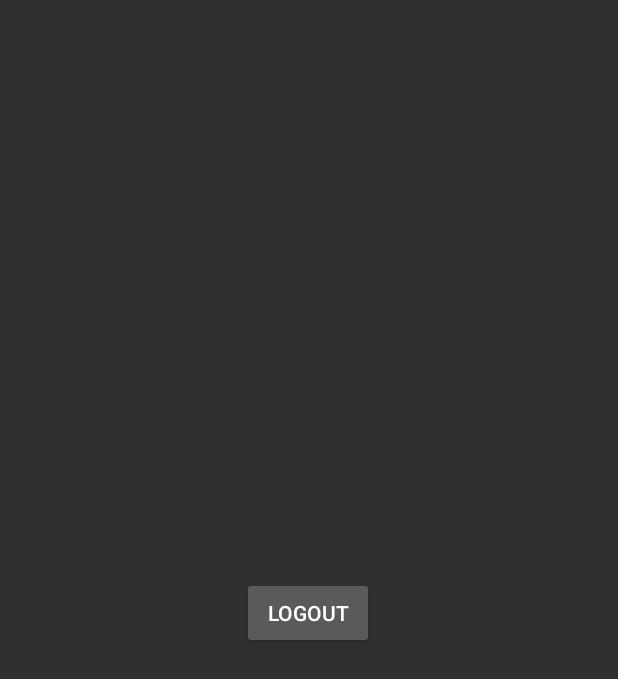
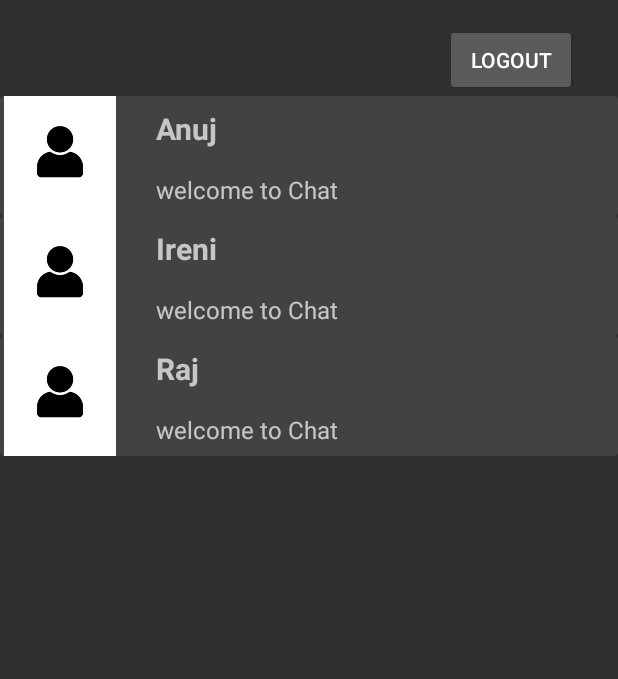
Before and after one commit to IreniR/SOFE4640Project, an Android app: the HomePage screen opened directly, with no data from a screen before it, on a phone screen of 412 x 824 dp. Shown: the top 679 px of the screen. Run offline under Robolectric (Android 15) with nearby library versions, the phone set to English and light mode, and no system bars; our stand-ins replace Firebase (no records; nobody signed in at launch, a user with empty details on screens opened directly).

```diff
--- a/app/src/main/java/com/example/sofe4640ucourseproject/HomePage.java
+++ b/app/src/main/java/com/example/sofe4640ucourseproject/HomePage.java
@@ -8,20 +8,30 @@ import android.widget.Button;
 import android.widget.TextView;
 
 import androidx.appcompat.app.AppCompatActivity;
+import androidx.recyclerview.widget.LinearLayoutManager;
+import androidx.recyclerview.widget.RecyclerView;
 
 import com.google.android.gms.auth.api.signin.GoogleSignIn;
 import com.google.android.gms.auth.api.signin.GoogleSignInAccount;
 import com.google.firebase.auth.FirebaseAuth;
 
 public class HomePage extends AppCompatActivity {
-
+    RecyclerView recyclerView;
     TextView userName;
     Button logOutUserBtn;
-
+    String recyclerName[], recyclerDescription[];
+    int images[] = {R.drawable.userimage,R.drawable.userimage,R.drawable.userimage};
     @Override
     public void onCreate( Bundle savedInstanceState) {
         super.onCreate(savedInstanceState);
         setContentView(R.layout.home_page);
+
+        recyclerView = findViewById(R.id.recyclerView_friends);
+        recyclerName = new String[] {"Anuj","Ireni","Raj"};
+        recyclerDescription = new String[] {"welcome to Chat","welcome to Chat","welcome to Chat"};
+        UserAdapter myAdapter = new UserAdapter(this, recyclerName, recyclerDescription, images);
+        recyclerView.setAdapter(myAdapter);
+        recyclerView.setLayoutManager(new LinearLayoutManager(this));
 
         logOutUserBtn = findViewById(R.id.logout_btn);
         userName = findViewById(R.id.user_name);
--- /dev/null
+++ b/app/src/main/java/com/example/sofe4640ucourseproject/UserAdapter.java
@@ -0,0 +1,73 @@
+package com.example.sofe4640ucourseproject;
+
+import android.content.Context;
+import android.content.Intent;
+import android.view.LayoutInflater;
+import android.view.View;
+import android.view.ViewGroup;
+import android.widget.ImageView;
+import android.widget.TextView;
+
+import androidx.annotation.NonNull;
+import androidx.constraintlayout.widget.ConstraintLayout;
+import androidx.recyclerview.widget.RecyclerView;
+
+public class UserAdapter extends RecyclerView.Adapter<UserAdapter.MyViewHolder> {
+    Context context;
+    String names[];
+    String description[];
+    int[] images;
+    public UserAdapter(Context ct, String s1[], String[] s2, int[] img){
+        context = ct;
+        names = s1;
+        description = s2;
+        images = img;
+    }
+    @NonNull
+    @Override
+    public MyViewHolder onCreateViewHolder(@NonNull ViewGroup parent, int viewType) {
+        LayoutInflater inflater = LayoutInflater.from(context);
+        View view = inflater.inflate(R.layout.user_layout, parent,false);
+
+        return new MyViewHolder(view);
+    }
+
+    @Override
+    public void onBindViewHolder(@NonNull MyViewHolder holder, int position) {
+        holder.NameTextview.setText(names[position]);
+        holder.DescriptionTextView.setText(description[position]);
+        holder.myimage.setImageResource(images[position]);
+        String nam = names[position];
+        String dis = description[position];
+        int im = images[position];
+
+        holder.mainLayout.setOnClickListener(new View.OnClickListener() {
+            @Override
+            public void onClick(View view) {
+                Intent intent = new Intent(context, ChatPage.class);
+                intent.putExtra("name",nam);
+                intent.putExtra("description", dis);
+                intent.putExtra("myImage", im);
+                context.startActivity(intent);
+            }
+        });
+    }
+
+    @Override
+    public int getItemCount() {
+        return names.length;
+    }
+
+    public class MyViewHolder extends RecyclerView.ViewHolder{
+        TextView NameTextview, DescriptionTextView;
+        ImageView myimage;
+        ConstraintLayout mainLayout;
+        public MyViewHolder(@NonNull View itemView) {
+            super(itemView);
+            NameTextview = itemView.findViewById(R.id.tv_name);
+            DescriptionTextView = itemView.findViewById(R.id.tv_description);
+            myimage = itemView.findViewById(R.id.my_image_View);
+            mainLayout = itemView.findViewById(R.id.main_Layout);
+        }
+    }
+}
--- /dev/null
+++ b/app/src/main/res/drawable/btn_background.xml
@@ -0,0 +1,5 @@
+<?xml version="1.0" encoding="utf-8"?>
+<shape xmlns:android="http://schemas.android.com/apk/res/android">
+    <corners android:radius="20dp"/>
+    <solid android:color="@color/dark_blue"/>
+</shape>
--- /dev/null
+++ b/app/src/main/res/drawable/message_box_background.xml
@@ -0,0 +1,6 @@
+<?xml version="1.0" encoding="utf-8"?>
+<shape xmlns:android="http://schemas.android.com/apk/res/android">
+    <corners android:radius="20dp"/>
+    <stroke android:color="@color/dark_blue"
+        android:width="2dp"/>
+</shape>
--- a/app/src/main/res/layout/home_page.xml
+++ b/app/src/main/res/layout/home_page.xml
@@ -9,21 +9,28 @@
         android:id="@+id/logout_btn"
         android:layout_width="wrap_content"
         android:layout_height="wrap_content"
-        android:layout_marginTop="32dp"
+        android:layout_marginTop="16dp"
         android:text="@string/logout_button"
-        app:layout_constraintBottom_toBottomOf="parent"
         app:layout_constraintEnd_toEndOf="parent"
-        app:layout_constraintHorizontal_bias="0.498"
+        app:layout_constraintHorizontal_bias="0.916"
         app:layout_constraintStart_toStartOf="parent"
-        app:layout_constraintTop_toTopOf="parent"
-        app:layout_constraintVertical_bias="0.474" />
+        app:layout_constraintTop_toTopOf="parent" />
 
     <TextView
         android:id="@+id/user_name"
         android:layout_width="wrap_content"
         android:layout_height="wrap_content"
-        android:layout_marginStart="68dp"
-        android:layout_marginTop="76dp"
+        android:layout_marginStart="60dp"
+        android:layout_marginTop="44dp"
         app:layout_constraintStart_toStartOf="parent"
         app:layout_constraintTop_toTopOf="parent" />
+
+    <androidx.recyclerview.widget.RecyclerView
+        android:id="@+id/recyclerView_friends"
+        android:layout_width="match_parent"
+        android:layout_height="wrap_content"
+        app:layout_constraintEnd_toEndOf="parent"
+        app:layout_constraintStart_toStartOf="parent"
+        app:layout_constraintTop_toBottomOf="@+id/logout_btn" />
+
 </androidx.constraintlayout.widget.ConstraintLayout>
--- /dev/null
+++ b/app/src/main/res/layout/user_layout.xml
@@ -0,0 +1,53 @@
+<?xml version="1.0" encoding="utf-8"?>
+<androidx.constraintlayout.widget.ConstraintLayout xmlns:android="http://schemas.android.com/apk/res/android"
+    xmlns:app="http://schemas.android.com/apk/res-auto"
+    xmlns:tools="http://schemas.android.com/tools"
+    android:layout_width="match_parent"
+    android:layout_height="wrap_content"
+    android:id="@+id/main_Layout"
+    >
+
+    <androidx.cardview.widget.CardView
+        android:layout_width="match_parent"
+        android:layout_height="wrap_content"
+        app:layout_constraintBottom_toBottomOf="parent"
+        app:layout_constraintEnd_toEndOf="parent"
+        app:layout_constraintStart_toStartOf="parent"
+        app:layout_constraintTop_toTopOf="parent">
+
+        <androidx.constraintlayout.widget.ConstraintLayout
+            android:layout_width="match_parent"
+            android:layout_height="match_parent">
+
+            <ImageView
+                android:id="@+id/my_image_View"
+                android:layout_width="80dp"
+                android:layout_height="80dp"
+                app:layout_constraintStart_toStartOf="parent"
+                app:layout_constraintTop_toTopOf="parent"
+                app:srcCompat="@drawable/userimage" />
+
+            <TextView
+                android:id="@+id/tv_description"
+                android:layout_width="wrap_content"
+                android:layout_height="wrap_content"
+                android:layout_marginTop="16dp"
+                android:text="Description"
+                android:textSize="16sp"
+                app:layout_constraintStart_toStartOf="@+id/tv_name"
+                app:layout_constraintTop_toBottomOf="@+id/tv_name" />
+
+            <TextView
+                android:id="@+id/tv_name"
+                android:layout_width="wrap_content"
+                android:layout_height="wrap_content"
+                android:layout_marginStart="24dp"
+                android:layout_marginTop="8dp"
+                android:text="Mitul"
+                android:textSize="20sp"
+                android:textStyle="bold"
+                app:layout_constraintStart_toEndOf="@+id/my_image_View"
+                app:layout_constraintTop_toTopOf="parent" />
+        </androidx.constraintlayout.widget.ConstraintLayout>
+    </androidx.cardview.widget.CardView>
+</androidx.constraintlayout.widget.ConstraintLayout>
--- a/app/src/main/res/values/strings.xml
+++ b/app/src/main/res/values/strings.xml
@@ -16,4 +16,7 @@
     <string name="forgot_password_title">Forgot Password</string>
     <string name="resetPasswordText">Reset Password</string>
     <string name="reset_desc">We will send a link to your email to reset your password</string>
+    <string-array name="user_image">
+        <item>Default</item>
+    </string-array>
 </resources>
--- a/build.gradle
+++ b/build.gradle
@@ -5,7 +5,7 @@ buildscript {
         mavenCentral()
     }
     dependencies {
-        classpath "com.android.tools.build:gradle:4.2.2"
+        classpath 'com.android.tools.build:gradle:7.0.2'
         classpath 'com.google.gms:google-services:4.3.10'
 
         // NOTE: Do not place your application dependencies here; they belong
```
Also changed, not shown: app/src/main/AndroidManifest.xml (+15 -9 lines), app/src/main/java/com/example/sofe4640ucourseproject/ChatPage.java (added, +26 -0 lines), app/src/main/java/com/example/sofe4640ucourseproject/LoginPage.java (+10 -10 lines), app/src/main/java/com/example/sofe4640ucourseproject/Message.java (added, +13 -0 lines), app/src/main/java/com/example/sofe4640ucourseproject/MessageAdapter.java (added, +31 -0 lines), app/src/main/java/com/example/sofe4640ucourseproject/RegisterPage.java (+5 -4 lines), app/src/main/java/com/example/sofe4640ucourseproject/User.java (+5 -4 lines), app/src/main/res/layout/activity_chat_page.xml (added, +50 -0 lines), app/src/main/res/layout/recieve.xml (added, +22 -0 lines), app/src/main/res/layout/register_page.xml (+23 -9 lines), app/src/main/res/layout/sent.xml (added, +23 -0 lines), app/src/main/res/drawable/userimage.jpg (added), gradle/wrapper/gradle-wrapper.properties.
